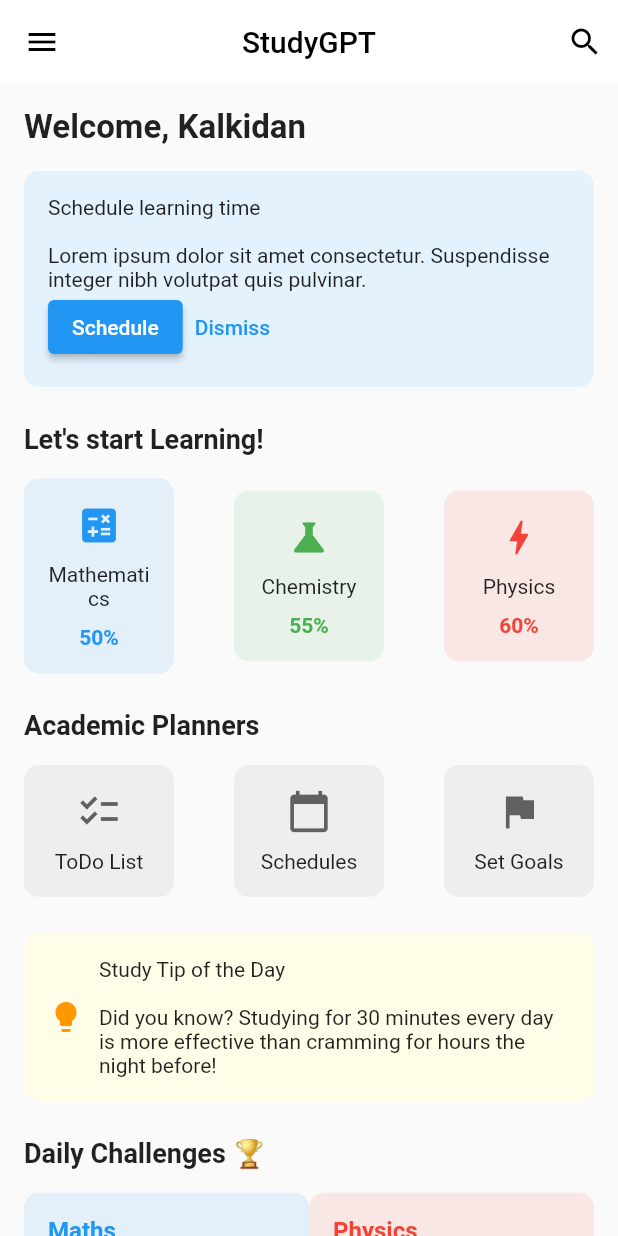
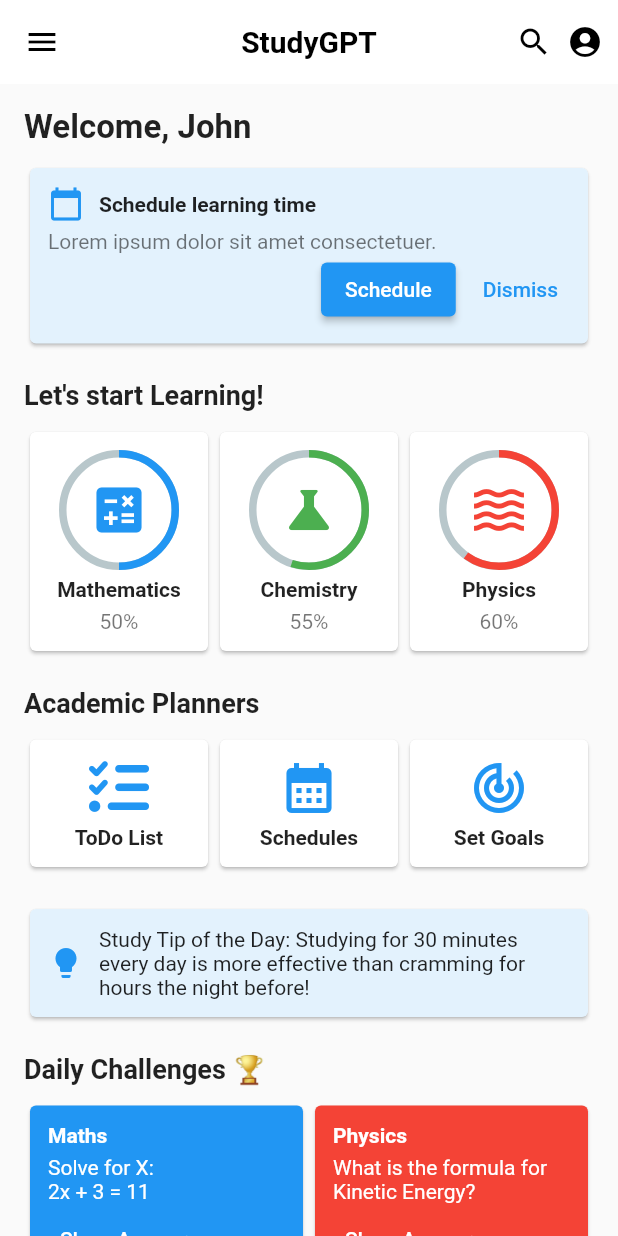
Before and after one commit to soliana-k/studyGPT-flutter, a Flutter app: the screen it shows after launch, after a tap on "Schedule", on a phone screen of 412 x 824 dp. Run offline on Flutter 3.47's test engine with Material 2 defaults, Android fonts, the phone set to English and light mode, and no system bars; drawn by our look-alikes of percent_indicator; our stand-ins replace font_awesome_flutter.

Commit message:
updated learning cards

```diff
--- a/lib/main.dart
+++ b/lib/main.dart
@@ -1,4 +1,6 @@
 import 'package:flutter/material.dart';
+import 'package:percent_indicator/circular_percent_indicator.dart';
+import 'package:font_awesome_flutter/font_awesome_flutter.dart';
 
 void main() {
   runApp(StudyGPTApp());
@@ -19,115 +21,99 @@ class StudyGPTHome extends StatelessWidget {
   Widget build(BuildContext context) {
     return Scaffold(
       appBar: AppBar(
-        title: Text("StudyGPT", style: TextStyle(color: Colors.black)),
-        centerTitle: true,
         backgroundColor: Colors.white,
         elevation: 0,
         leading: Icon(Icons.menu, color: Colors.black),
-        actions: [Icon(Icons.search, color: Colors.black), SizedBox(width: 10)],
+        title: Text('StudyGPT', style: TextStyle(color: Colors.black, fontWeight: FontWeight.bold)),
+        centerTitle: true,
+        actions: [
+          Icon(Icons.search, color: Colors.black),
+          SizedBox(width: 10),
+          Icon(Icons.account_circle, color: Colors.black),
+          SizedBox(width: 10),
+        ],
       ),
       body: SingleChildScrollView(
-        padding: EdgeInsets.all(16),
+        padding: EdgeInsets.all(16.0),
         child: Column(
           crossAxisAlignment: CrossAxisAlignment.start,
           children: [
-            Text(
-              "Welcome, Kalkidan",
-              style: TextStyle(fontSize: 22, fontWeight: FontWeight.bold),
-            ),
-            SizedBox(height: 16),
-            // Schedule Learning Time Section
-            Container(
-              padding: EdgeInsets.all(16),
-              decoration: BoxDecoration(
-                color: Colors.blue[50],
-                borderRadius: BorderRadius.circular(10),
-              ),
-              child: Column(
-                mainAxisAlignment: MainAxisAlignment.spaceBetween,
-                children: [
-                  Text(
-                    "Schedule learning time\n\nLorem ipsum dolor sit amet consectetur. Suspendisse integer nibh volutpat quis pulvinar.",
-                    style: TextStyle(fontSize: 14),
-                  ),
-                  Row(
-                    children: [
-                      ElevatedButton(
-                        onPressed: () {},
-                        child: Text("Schedule"),
-                      ),
-                      TextButton(
-                        onPressed: () {},
-                        child: Text("Dismiss", style: TextStyle(color: Colors.blue)),
-                      ),
-                    ],
-                  )
+            Text('Welcome, John', style: TextStyle(fontSize: 22, fontWeight: FontWeight.bold)),
+            SizedBox(height: 10),
+            _buildScheduleCard(),
+            SizedBox(height: 20),
+            Text("Let's start Learning!", style: TextStyle(fontSize: 18, fontWeight: FontWeight.bold)),
+            SizedBox(height: 10),
+            _buildLearningCards(),
+            SizedBox(height: 20),
+            Text("Academic Planners", style: TextStyle(fontSize: 18, fontWeight: FontWeight.bold)),
+            SizedBox(height: 10),
+            _buildPlannerCards(),
+            SizedBox(height: 20),
+            _buildTipOfTheDay(),
+            SizedBox(height: 20),
+            Text("Daily Challenges 🏆", style: TextStyle(fontSize: 18, fontWeight: FontWeight.bold)),
+            SizedBox(height: 10),
+            _buildDailyChallenges(),
           ],
         ),
       ),
-            SizedBox(height: 24),
-            // Learning Section
-            Text(
-              "Let's start Learning!",
-              style: TextStyle(fontSize: 18, fontWeight: FontWeight.bold),
-            ),
-            SizedBox(height: 16),
-            Row(
+    );
+  }
+  Widget _buildDailyChallenges() {
+    return Row(
       mainAxisAlignment: MainAxisAlignment.spaceBetween,
       children: [
-                LearningCard("Mathematics", "50%", Icons.calculate, Colors.blue),
-                LearningCard("Chemistry", "55%", Icons.science, Colors.green),
-                LearningCard("Physics", "60%", Icons.bolt, Colors.red),
+        _buildChallengeCard("Maths", "Solve for X:\n2x + 3 = 11"),
+        _buildChallengeCard("Physics", "What is the formula for Kinetic Energy?"),
       ],
-            ),
-            SizedBox(height: 24),
-            // Academic Planners Section
-            Text(
-              "Academic Planners",
-              style: TextStyle(fontSize: 18, fontWeight: FontWeight.bold),
-            ),
-            SizedBox(height: 16),
-            Row(
-              mainAxisAlignment: MainAxisAlignment.spaceBetween,
+    );
+  }
+  Widget _buildChallengeCard(String subject, String question) {
+    return Expanded(
+      child: Card(
+        color: subject == "Maths" ? Colors.blue : Colors.red,
+        child: Padding(
+          padding: EdgeInsets.all(12.0),
+          child: Column(
+            crossAxisAlignment: CrossAxisAlignment.start,
             children: [
-                PlannerCard("ToDo List", Icons.checklist),
-                PlannerCard("Schedules", Icons.calendar_today),
-                PlannerCard("Set Goals", Icons.flag),
-              ],
-            ),
-            SizedBox(height: 24),
-            // Study Tip of the Day Section
-            Container(
-              padding: EdgeInsets.all(16),
-              decoration: BoxDecoration(
-                color: Colors.yellow[50],
-                borderRadius: BorderRadius.circular(10),
-              ),
-              child: Row(
-                children: [
-                  Icon(Icons.lightbulb, color: Colors.orange),
-                  SizedBox(width: 10),
-                  Expanded(
-                    child: Text(
-                      "Study Tip of the Day\n\nDid you know? Studying for 30 minutes every day is more effective than cramming for hours the night before!",
-                      style: TextStyle(fontSize: 14),
-                    ),
-                  )
+              Text(subject, style: TextStyle(color: Colors.white, fontWeight: FontWeight.bold)),
+              SizedBox(height: 5),
+              Text(question, style: TextStyle(color: Colors.white)),
+              TextButton(onPressed: () {}, child: Text("Show Answer", style: TextStyle(color: Colors.white))),
             ],
           ),
         ),
-            SizedBox(height: 24),
-            // Daily Challenges Section
-            Text(
-              "Daily Challenges 🏆",
-              style: TextStyle(fontSize: 18, fontWeight: FontWeight.bold),
       ),
-            SizedBox(height: 16),
+    );
+  }
+}
+
+
+Widget _buildScheduleCard() {
+  return Card(
+    color: Colors.blue[50],
+    child: Padding(
+      padding: EdgeInsets.all(12.0),
+      child: Column(
+        crossAxisAlignment: CrossAxisAlignment.start,
+        children: [
           Row(
-              mainAxisAlignment: MainAxisAlignment.spaceBetween,
             children: [
-                ChallengeCard("Maths", "Solve for X:\n2x + 3 = 11", Colors.blue),
-                ChallengeCard("Physics", "What is the formula for Kinetic Energy?", Colors.red),
+              Icon(Icons.calendar_today, color: Colors.blue),
+              SizedBox(width: 10),
+              Text("Schedule learning time", style: TextStyle(fontWeight: FontWeight.bold)),
+            ],
+          ),
+          SizedBox(height: 5),
+          Text("Lorem ipsum dolor sit amet consectetuer.", style: TextStyle(color: Colors.black54)),
+          Row(
+            mainAxisAlignment: MainAxisAlignment.end,
+            children: [
+              ElevatedButton(onPressed: () {}, child: Text("Schedule")),
+              SizedBox(width: 10),
+              TextButton(onPressed: () {}, child: Text("Dismiss")),
             ],
           )
         ],
@@ -135,89 +121,85 @@ class StudyGPTHome extends StatelessWidget {
     ),
   );
 }
+
+Widget _buildLearningCards() {
+  return Row(
+    mainAxisAlignment: MainAxisAlignment.spaceBetween,
+    children: [
+      _buildLearningCard("Mathematics", "50%", Icons.calculate, 0.5, Colors.blue),
+      _buildLearningCard("Chemistry", "55%", Icons.science, 0.55, Colors.green),
+      _buildLearningCard("Physics", "60%", Icons.waves, 0.6, Colors.red),
+    ],
+  );
 }
 
-class LearningCard extends StatelessWidget {
-  final String title;
-  final String progress;
-  final IconData icon;
-  final Color color;
+Widget _buildLearningCard(String title, String progress, IconData icon, double percent, Color col) {
+  return Expanded(
+    child: Card(
 
-  LearningCard(this.title, this.progress, this.icon, this.color);
-
-  @override
-  Widget build(BuildContext context) {
-    return Container(
-      width: 100,
-      padding: EdgeInsets.all(16),
-      decoration: BoxDecoration(
-        color: color.withOpacity(0.1),
-        borderRadius: BorderRadius.circular(10),
-      ),
+      child: Padding(
+        padding: EdgeInsets.all(12.0),
         child: Column(
           children: [
-          Icon(icon, color: color, size: 30),
-          SizedBox(height: 10),
-          Text(title, textAlign: TextAlign.center, style: TextStyle(fontSize: 14)),
-          SizedBox(height: 10),
-          Text(progress, style: TextStyle(fontWeight: FontWeight.bold, color: color)),
+            CircularPercentIndicator(
+              radius: 40.0,
+              lineWidth: 5.0,
+              percent: percent,
+              center: Icon(icon, size: 40, color: col),
+              progressColor: col,
+            ),
+            SizedBox(height: 5),
+            Text(title, style: TextStyle(fontWeight: FontWeight.bold)),
+            SizedBox(height: 5),
+            Text(progress, style: TextStyle(color: Colors.black54)),
           ],
+        ),
+      ),
     ),
   );
 }
-}
 
-class PlannerCard extends StatelessWidget {
-  final String title;
-  final IconData icon;
-
-  PlannerCard(this.title, this.icon);
-
-  @override
-  Widget build(BuildContext context) {
-    return Container(
-      width: 100,
-      padding: EdgeInsets.all(16),
-      decoration: BoxDecoration(
-        color: Colors.grey[200],
-        borderRadius: BorderRadius.circular(10),
-      ),
-      child: Column(
+Widget _buildPlannerCards() {
+  return Row(
+    mainAxisAlignment: MainAxisAlignment.spaceBetween,
     children: [
-          Icon(icon, color: Colors.grey[700], size: 30),
-          SizedBox(height: 10),
-          Text(title, textAlign: TextAlign.center, style: TextStyle(fontSize: 14)),
+      _buildPlannerCard("ToDo List", FontAwesomeIcons.listCheck),
+      _buildPlannerCard("Schedules", Icons.calendar_month),
+      _buildPlannerCard("Set Goals", Icons.track_changes),
     ],
-      ),
   );
 }
-}
-
-class ChallengeCard extends StatelessWidget {
-  final String title;
-  final String description;
-  final Color color;
-
-  ChallengeCard(this.title, this.description, this.color);
-
-  @override
-  Widget build(BuildContext context) {
-    return Expanded(
-      child: Container(
-        padding: EdgeInsets.all(16),
-        decoration: BoxDecoration(
-          color: color.withOpacity(0.1),
-          borderRadius: BorderRadius.circular(10),
+Widget _buildTipOfTheDay() {
+  return Card(
+    color: Colors.blue[50],
+    child: Padding(
+      padding: EdgeInsets.all(12.0),
+      child: Row(
+        children: [
+          Icon(Icons.lightbulb, color: Colors.blue),
+          SizedBox(width: 10),
+          Expanded(
+            child: Text("Study Tip of the Day: Studying for 30 minutes every day is more effective than cramming for hours the night before!"),
           ),
-        child: Column(
-          crossAxisAlignment: CrossAxisAlignment.start,
-          children: [
-            Text(title, style: TextStyle(fontSize: 16, fontWeight: FontWeight.bold, color: color)),
-            SizedBox(height: 10),
-            Text(description, style: TextStyle(fontSize: 14)),
         ],
       ),
     ),
   );
 }
+
+Widget _buildPlannerCard(String title, IconData icon) {
+  return Expanded(
+    child: Card(
+      child: Padding(
+        padding: EdgeInsets.all(12.0),
+        child: Column(
+          children: [
+            Icon(icon, size: 40, color: Colors.blue),
+            SizedBox(height: 5),
+            Text(title, style: TextStyle(fontWeight: FontWeight.bold)),
+          ],
+        ),
+      ),
+    ),
+  );
 }
--- a/pubspec.yaml
+++ b/pubspec.yaml
@@ -35,6 +35,9 @@ dependencies:
   # The following adds the Cupertino Icons font to your application.
   # Use with the CupertinoIcons class for iOS style icons.
   cupertino_icons: ^1.0.2
+  percent_indicator: ^4.0.1
+  font_awesome_flutter: ^10.6.0
+  flutter_svg: ^2.0.9
 
 dev_dependencies:
   flutter_test:
```
Also changed, not shown: pubspec.lock. Lines whose indentation alone changed are shown as unchanged.
